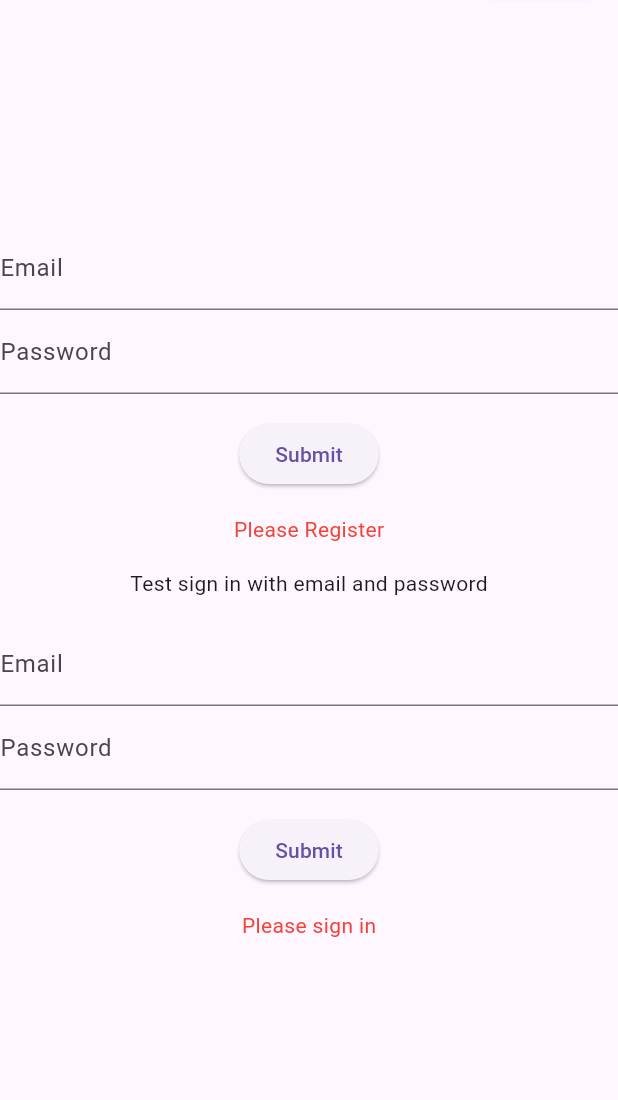
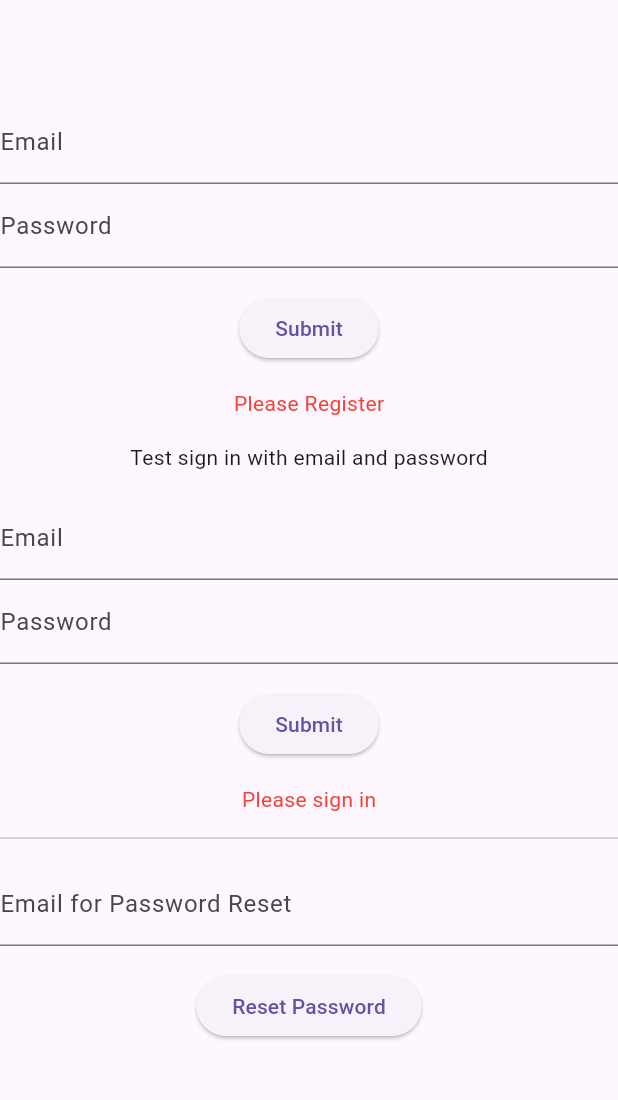
Before and after one commit to fernandocm9/MAD_inclass13, a Flutter app: the screen it shows after launch, on a phone screen of 412 x 824 dp, the part 77-1177 px from its top. Run offline on Flutter 3.47's test engine with Material 3 defaults, Android fonts, the phone set to English and light mode, and no system bars; our stand-ins replace firebase_auth, firebase_core; missing offline and left inert: firebase_ui_auth; accounts and stored records are empty.

Commit message:
reset password works

```diff
--- a/user_auth/lib/main.dart
+++ b/user_auth/lib/main.dart
@@ -2,9 +2,7 @@ import 'package:firebase_ui_auth/firebase_ui_auth.dart';
 import 'package:firebase_auth/firebase_auth.dart';
 import 'package:flutter/material.dart';
 import 'package:firebase_core/firebase_core.dart';
-import 'package:cloud_firestore/cloud_firestore.dart';
 import 'firebase_options.dart';
-import 'auth_gate.dart';
 
 void main() async {
   WidgetsFlutterBinding.ensureInitialized();
@@ -53,6 +51,7 @@ class _MyHomePageState extends State<MyHomePage> {
         ],
       ),
       body: Center(
+        child: SingleChildScrollView(
           child: Column(
             mainAxisAlignment: MainAxisAlignment.center,
             children: <Widget>[
@@ -61,12 +60,12 @@ class _MyHomePageState extends State<MyHomePage> {
             ],
           ),
         ),
+      ),
     );
   }
 }
 
 class ProfilePage extends StatelessWidget {
-
   const ProfilePage({super.key, required this.user});
   final User user;
   @override
@@ -101,6 +100,7 @@ class _RegisterEmailSectionState extends State<RegisterEmailSection> {
   bool _success = false;
   bool _initialState = true;
   String? _userEmail;
+
   void _register() async {
     try {
       await widget.auth.createUserWithEmailAndPassword(
@@ -133,9 +133,10 @@ class _RegisterEmailSectionState extends State<RegisterEmailSection> {
             validator: (value) {
               if (value == null || value.isEmpty) {
                 return 'Please enter a valid email';
-              } else if(value.length < 5) {
+              } else if (value.length < 5) {
                 return 'Email must be at least 5 characters';
-              } else if(!RegExp(r'^[a-zA-Z0-9._%+-]+@[a-zA-Z0-9.-]+\.[a-zA-Z]{2,}$').hasMatch(value)) {
+              } else if (!RegExp(r'^[a-zA-Z0-9._%+-]+@[a-zA-Z0-9.-]+\.[a-zA-Z]{2,}$')
+                  .hasMatch(value)) {
                 return 'Please enter a valid email address';
               }
               return null;
@@ -147,7 +148,7 @@ class _RegisterEmailSectionState extends State<RegisterEmailSection> {
             validator: (value) {
               if (value == null || value.isEmpty) {
                 return 'Password must be at least 6 characters:';
-              } else if(value.length < 6){
+              } else if (value.length < 6) {
                 return 'Password must be at least 6 characters:';
               }
               return null;
@@ -163,7 +164,6 @@ class _RegisterEmailSectionState extends State<RegisterEmailSection> {
                 }
               },
               child: Text('Submit'),
-
             ),
           ),
           Container(
@@ -192,14 +192,20 @@ class EmailPasswordForm extends StatefulWidget {
 
 class _EmailPasswordFormState extends State<EmailPasswordForm> {
   final GlobalKey<FormState> _formKey = GlobalKey<FormState>();
+  final GlobalKey<FormState> _resetFormKey = GlobalKey<FormState>();
+
   final TextEditingController _emailController = TextEditingController();
+  final TextEditingController _emailResetController = TextEditingController();
   final TextEditingController _passwordController = TextEditingController();
+
   bool _success = false;
   bool _initialState = true;
   String _userEmail = '';
+
   void _signInWithEmailAndPassword() async {
     try {
-      final UserCredential userCredential = await widget.auth.signInWithEmailAndPassword(
+      final UserCredential userCredential =
+          await widget.auth.signInWithEmailAndPassword(
         email: _emailController.text,
         password: _passwordController.text,
       );
@@ -222,9 +228,26 @@ class _EmailPasswordFormState extends State<EmailPasswordForm> {
     }
   }
 
+  void _resetPassword() async {
+    if (_resetFormKey.currentState!.validate()) {
+      await widget.auth.sendPasswordResetEmail(
+        email: _emailResetController.text,
+      );
+      ScaffoldMessenger.of(context).showSnackBar(
+        SnackBar(
+          content:
+              Text('Password reset email sent to ${_emailResetController.text}'),
+        ),
+      );
+      _emailResetController.clear();
+    }
+  }
+
   @override
   Widget build(BuildContext context) {
-    return Form(
+    return Column(
+      children: [
+        Form(
           key: _formKey,
           child: Column(
             crossAxisAlignment: CrossAxisAlignment.start,
@@ -264,7 +287,6 @@ class _EmailPasswordFormState extends State<EmailPasswordForm> {
                     }
                   },
                   child: Text('Submit'),
-
                 ),
               ),
               Container(
@@ -281,6 +303,40 @@ class _EmailPasswordFormState extends State<EmailPasswordForm> {
               ),
             ],
           ),
+        ),
+        Divider(height: 32),
+        Form(
+          key: _resetFormKey,
+          child: Column(
+            crossAxisAlignment: CrossAxisAlignment.start,
+            children: [
+              TextFormField(
+                controller: _emailResetController,
+                decoration: InputDecoration(labelText: 'Email for Password Reset'),
+                validator: (value) {
+                  if (value == null || value.isEmpty) {
+                    return 'Please enter a valid email';
+                  } else if (value.length < 5) {
+                    return 'Email must be at least 5 characters';
+                  } else if (!RegExp(r'^[a-zA-Z0-9._%+-]+@[a-zA-Z0-9.-]+\.[a-zA-Z]{2,}$')
+                      .hasMatch(value)) {
+                    return 'Please enter a valid email address';
+                  }
+                  return null;
+                },
+              ),
+              Container(
+                padding: const EdgeInsets.symmetric(vertical: 16.0),
+                alignment: Alignment.center,
+                child: ElevatedButton(
+                  onPressed: _resetPassword,
+                  child: Text('Reset Password'),
+                ),
+              ),
+            ],
+          ),
+        ),
+      ],
     );
   }
 }
```
Lines whose indentation alone changed are shown as unchanged.
